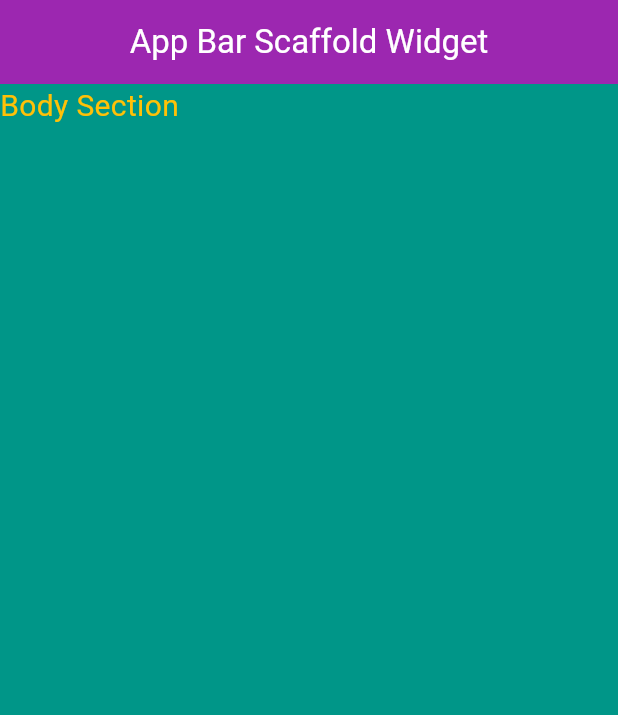
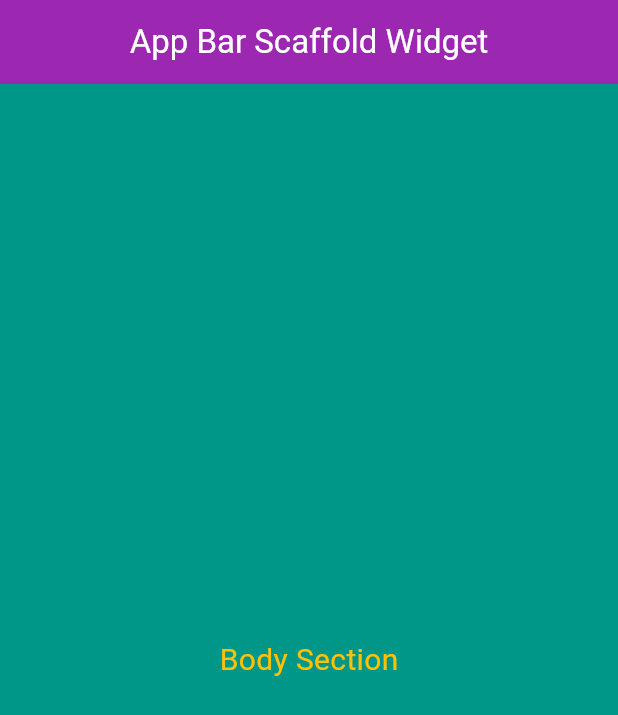
Before and after one commit to tarun1sisodia/Flutter, a Flutter app: the screen it shows after launch, on a phone screen of 412 x 824 dp. Shown: the top 715 px of the screen. Run offline on Flutter 3.47's test engine with Material 3 defaults, Android fonts, the phone set to English and light mode, and no system bars.

Commit message:
Set Body text to Center of screen

```diff
--- a/big_brains/lib/ScaffolD.dart
+++ b/big_brains/lib/ScaffolD.dart
@@ -11,7 +11,7 @@ const ScaffolD({ Key? key }) : super(key: key);
         backgroundColor: Colors.purple,
         centerTitle: true,
       ),
-      body: Text("Body Section",style: TextStyle(fontSize: 20,color: Colors.amber),),
+      body: Center(child: Text("Body Section",style: TextStyle(fontSize: 20,color: Colors.amber),)),
       backgroundColor: Colors.teal,
     );
   }
```
